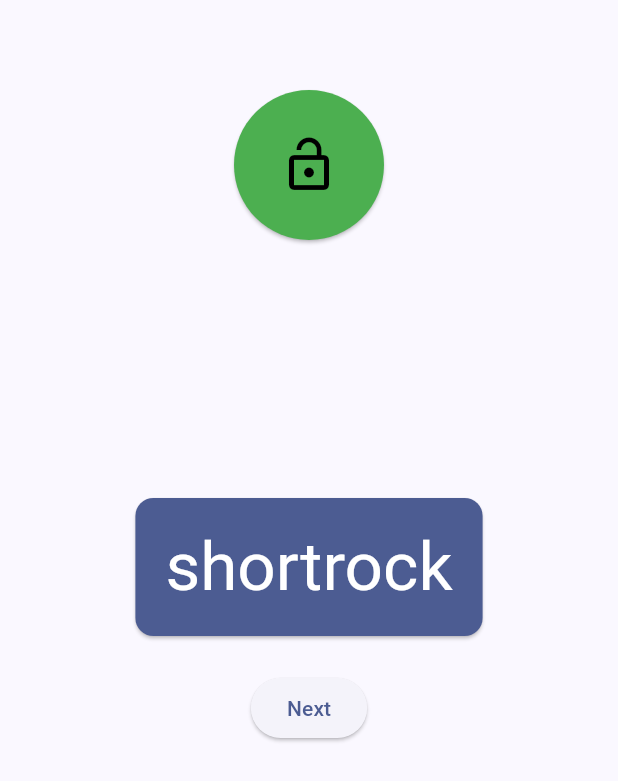
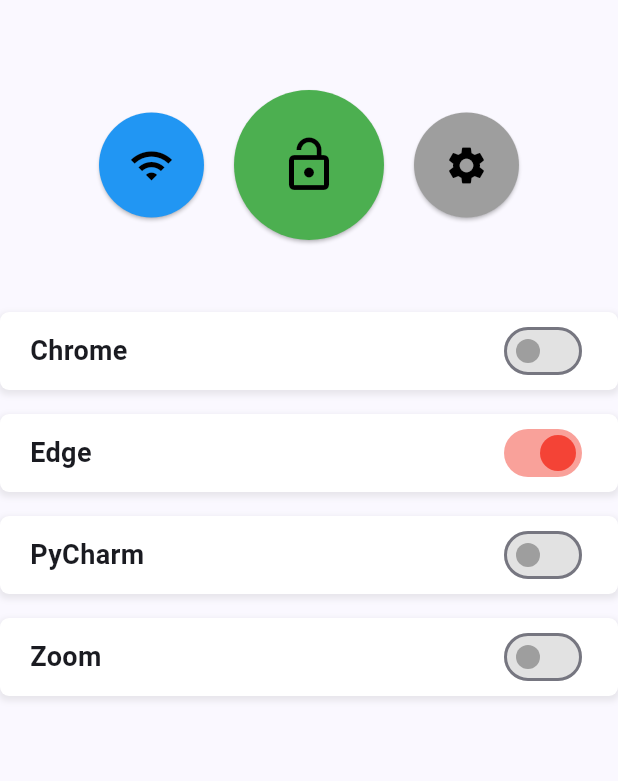
Before and after one commit to aidan-t-chang/restricter, a Flutter app: the screen it shows after launch, on a phone screen of 412 x 824 dp. Shown: the top 781 px of the screen. Run offline on Flutter 3.47's test engine with Material 3 defaults, Android fonts, the phone set to English and light mode, and no system bars.

Commit message:
added more buttons and sliders for spcific apps as well as locking functionality

```diff
--- a/lib/main.dart
+++ b/lib/main.dart
@@ -1,6 +1,12 @@
 import 'package:english_words/english_words.dart';
 import 'package:flutter/material.dart';
 import 'package:provider/provider.dart';
+
+class AppItem {
+  String name;
+  bool isEnabled;
+  AppItem({required this.name, required this.isEnabled});
+}
 
 void main() {
   runApp(MyApp());
@@ -28,6 +34,36 @@
   var current = WordPair.random();
   var isLocked = false;
 
+  List<AppItem> apps = [
+    AppItem(name: 'Chrome', isEnabled: false),
+    AppItem(name: 'Edge', isEnabled: true),
+    AppItem(name: 'PyCharm', isEnabled: false),
+    AppItem(name: 'Zoom', isEnabled: false),
+  ];
+
+  void enableAll() {
+    for (var app in apps) {
+      app.isEnabled = true;
+    }
+    notifyListeners();
+  }
+
+  void disableAll() {
+    for (var app in apps) {
+      app.isEnabled = false;
+    }
+    notifyListeners();
+  }
+
+  void checkForAll() {
+    for (var app in apps) {
+      if (app.isEnabled == false) {
+        isLocked = false;
+        return; // Exit early if any app is disabled
+      }
+    }
+  }
+
   void getNext() {
     current = WordPair.random();
     notifyListeners();
@@ -35,6 +71,15 @@
 
   void toggleLock() {
     isLocked = !isLocked;
+    for (var app in apps) {
+      app.isEnabled = true;
+    }
+    notifyListeners();
+  }
+
+  void toggleApp(int index) {
+    apps[index].isEnabled = !apps[index].isEnabled;
+    checkForAll(); // Check if we need to disable the lock button
     notifyListeners();
   }
 }
@@ -43,76 +88,120 @@
   @override
   Widget build(BuildContext context) {
     var appState = context.watch<MyAppState>();
-    var pair = appState.current;
 
     return Scaffold(
-      body: Center(
-        child: Stack(
-          children: [
-            Align(
-              alignment: Alignment.topCenter,
-              child: Padding(
-                padding: const EdgeInsets.only(top:60),
-                child: ElevatedButton(
+      body: Column(
+        children: [
+          // Top buttons row
+          Padding(
+            padding: const EdgeInsets.only(top: 60),
+            child: Row(
+              mainAxisAlignment: MainAxisAlignment.center,
+              children: [
+                // Left button (WiFi)
+                ElevatedButton(
+                  onPressed: () {},
+                  style: ElevatedButton.styleFrom(
+                    shape: CircleBorder(),
+                    padding: EdgeInsets.all(20),
+                    backgroundColor: Colors.blue,
+                    foregroundColor: Colors.black,
+                  ),
+                  child: Icon(Icons.wifi, size: 30)
+                ),
+                SizedBox(width: 20),
+                // Center button (Lock)
+                ElevatedButton(
                   onPressed: () {
                     appState.toggleLock();
                   },
-                  // styling the button
                   style: ElevatedButton.styleFrom(
                     shape: CircleBorder(),
                     padding: EdgeInsets.all(30),
-                    // Button color
                     backgroundColor: appState.isLocked ? Colors.red : Colors.green,
-                    // Splash color
                     foregroundColor: Colors.black,
                   ),
-                  // icon of the button
                   child: Icon(appState.isLocked ? Icons.lock_outline : Icons.lock_open, size: 40)
                 ),
-              ),
+                SizedBox(width: 20),
+                // Right button (Settings)
+                ElevatedButton(
+                  onPressed: () {},
+                  style: ElevatedButton.styleFrom(
+                    shape: CircleBorder(),
+                    padding: EdgeInsets.all(20),
+                    backgroundColor: Colors.grey,
+                    foregroundColor: Colors.black,
+                  ),
+                  child: Icon(Icons.settings, size: 30)
+                ),
+              ],
             ),
-            Center(
-              child: Column(
-                mainAxisAlignment: MainAxisAlignment.center,
-                children: [
-                  BigCard(pair: pair),
-                  SizedBox(height: 20),
-                  ElevatedButton(
-                    onPressed: () {
-                      appState.getNext();
-                    },
-                    child: Text('Next'),
-                  ),
-                ],
-              ),
+          ),
+          SizedBox(height: 40),
+          // Apps list
+          Expanded(
+            child: ListView.builder(
+              itemCount: appState.apps.length,
+              itemBuilder: (context, index) {
+                return AppRow(
+                  app: appState.apps[index],
+                  onToggle: () => appState.toggleApp(index),
+                );
+              },
             ),
-          ],
-        ),
+          ),
+        ],
       ),
     );
   }
 }
 
-class BigCard extends StatelessWidget {
-  const BigCard({
+class AppRow extends StatelessWidget {
+  final AppItem app;
+  final VoidCallback onToggle;
+
+  const AppRow({
     super.key,
-    required this.pair,
+    required this.app,
+    required this.onToggle,
   });
-
-  final WordPair pair;
 
   @override
   Widget build(BuildContext context) {
-    final theme = Theme.of(context);
-    final style = theme.textTheme.displayMedium!.copyWith(
-      color: theme.colorScheme.onPrimary,
-    );
-
-    return Card(
-      color: theme.colorScheme.primary,
-      child: Padding(
-        padding: const EdgeInsets.all(20.0),
-        child: Text(pair.asLowerCase, style: style, semanticsLabel: "${pair.first} ${pair.second}"),
+    return Container(
+      margin: EdgeInsets.symmetric(vertical: 8),
+      padding: EdgeInsets.symmetric(horizontal: 20, vertical: 2),
+      decoration: BoxDecoration(
+        color: Colors.white,
+        borderRadius: BorderRadius.circular(6),
+        boxShadow: [
+          BoxShadow(
+            color: Colors.grey.withOpacity(0.2),
+            spreadRadius: 1,
+            blurRadius: 3,
+            offset: Offset(0, 2),
+          ),
+        ],
+      ),
+      child: Row(
+        mainAxisAlignment: MainAxisAlignment.spaceBetween,
+        children: [
+          Text(
+            app.name,
+            style: TextStyle(
+              fontSize: 18,
+              fontWeight: FontWeight.bold,
+            ),
+          ),
+          Switch(
+            value: app.isEnabled,
+            onChanged: (value) => onToggle(),
+            activeColor: Colors.red,
+            inactiveThumbColor: Colors.grey,
+            inactiveTrackColor: Colors.grey.withOpacity(0.3),
+          ),
+        ],
       ),
     );
   }
```
